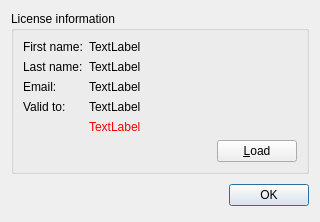
Before: the Qt Designer form source/licensedialog.ui in martin-kudlicka/vocabulary-master, drawn with Qt 5.
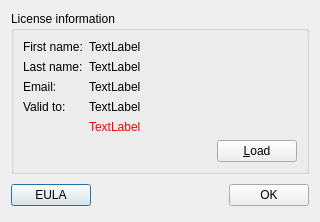
After: the same form once the commit is applied.

Commit message: + EULA button

```diff
--- a/source/licensedialog.ui
+++ b/source/licensedialog.ui
@@ -161,6 +161,13 @@
      <property name="margin">
       <number>0</number>
      </property>
+     <item>
+      <widget class="QPushButton" name="qpbEULA">
+       <property name="text">
+        <string>EULA</string>
+       </property>
+      </widget>
+     </item>
      <item>
       <spacer>
        <property name="orientation">
```
The commit also changes 2 other files.
